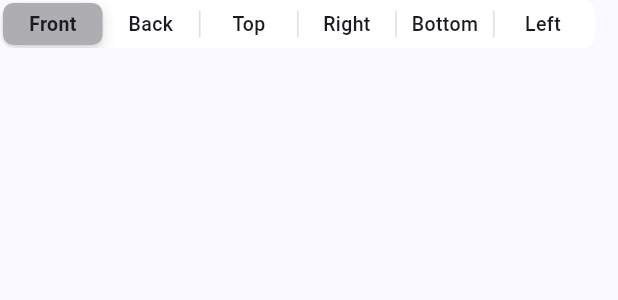
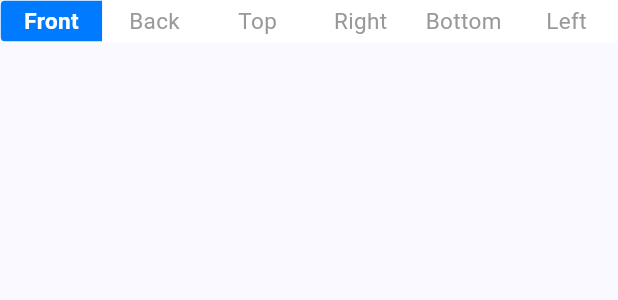
Before and after one commit to ChongWeiJie29/james2024, a Flutter app: the ScanCameraStateButton widget shown alone on an empty page, opened directly with empty values, on a phone screen of 412 x 824 dp. Shown: the top 300 px of the screen. Run offline on Flutter 3.47's test engine with Material 3 defaults, Android fonts, the phone set to English and light mode, and no system bars; our stand-ins replace camera, flutter_dotenv; missing offline and left inert: flutter_exif_rotation.

Commit message:
improve state navbar to force users to take angles in order

```diff
--- a/lib/change_notifiers/captured_images_notifiers.dart
+++ b/lib/change_notifiers/captured_images_notifiers.dart
@@ -1,24 +1,34 @@
 import 'package:camera/camera.dart';
 import 'package:flutter/cupertino.dart';
+import 'package:james2024/pages/scan/scan_common.dart';
 
 class CapturedImagesNotifiers extends ChangeNotifier {
   final List<XFile> _capturedImages = [];
+  final Set<String> _anglesTaken = {};
 
   List<XFile> get capturedImages => _capturedImages;
+  Set<String> get anglesTaken => _anglesTaken;
 
   void addCapturedImages(int index, XFile capturedImage) {
     if (index > _capturedImages.length) return;
 
     if (index == _capturedImages.length) {
       _capturedImages.add(capturedImage);
+      _anglesTaken.add(phoneAngles[index]);
     } else {
       _capturedImages[index] = capturedImage;
     }
     notifyListeners();
   }
 
+  void addAngleTaken(String angle) {
+    _anglesTaken.add(angle);
+    notifyListeners();
+  }
+
   void clearImages() {
     _capturedImages.clear();
+    _anglesTaken.clear();
     notifyListeners();
   }
 }
--- a/lib/pages/scan/scan_camera_body/scan_camera_control_panel/scan_camera_state_button.dart
+++ b/lib/pages/scan/scan_camera_body/scan_camera_control_panel/scan_camera_state_button.dart
@@ -1,5 +1,7 @@
 import 'package:flutter/cupertino.dart';
+import 'package:james2024/change_notifiers/captured_images_notifiers.dart';
 import 'package:james2024/pages/scan/scan_common.dart';
+import 'package:provider/provider.dart';
 
 class ScanCameraStateButton extends StatefulWidget {
   const ScanCameraStateButton({
@@ -17,24 +19,54 @@ class ScanCameraStateButton extends StatefulWidget {
 
 class _ScanCameraStateButton extends State<ScanCameraStateButton> {
   final Map<String, int> _angleToIndex = {
-    for (String angle in phoneAngles) angle : phoneAngles.indexOf(angle)
+    for (String angle in phoneAngles) angle: phoneAngles.indexOf(angle)
   };
+
   int get _phoneAngleState => widget.phoneAngleState;
 
   @override
   Widget build(BuildContext context) {
-    return CupertinoSlidingSegmentedControl(
-      backgroundColor: CupertinoColors.systemBackground.resolveFrom(context),
-      thumbColor: CupertinoColors.systemGrey2,
+    return Consumer<CapturedImagesNotifiers>(
+        builder: (context, capturedImagesNotifier, child) {
+      capturedImagesNotifier.addAngleTaken(phoneAngles[_phoneAngleState]);
+      return Container(
+        padding: EdgeInsets.zero,
+        width: MediaQuery.of(context).size.width,
+        child: CupertinoSegmentedControl(
+          padding: EdgeInsets.zero,
+          pressedColor: CupertinoColors.systemBackground.resolveFrom(context),
+          borderColor: CupertinoColors.systemBackground.resolveFrom(context),
+          // selectedColor: CupertinoColors.systemGrey5,
           groupValue: phoneAngles[_phoneAngleState],
-      children: <String, Text>{
-        for (String angle in phoneAngles) angle : Text(angle)
+          children: <String, Container>{
+            for (String angle in phoneAngles)
+              angle: Container(
+                margin: const EdgeInsets.symmetric(horizontal: 6),
+                padding: EdgeInsets.zero,
+                child: Text(
+                  angle,
+                  softWrap: false,
+                  style: TextStyle(
+                    fontSize: 15,
+                    fontWeight:
+                        capturedImagesNotifier.anglesTaken.contains(angle)
+                            ? FontWeight.bold
+                            : FontWeight.normal,
+                    color: capturedImagesNotifier.anglesTaken.contains(angle)
+                        ? CupertinoColors.white
+                        : CupertinoColors.inactiveGray,
+                  ),
+                ),
+              )
           },
           onValueChanged: (String? newValue) {
-        if (newValue != null) {
+            if (newValue != null &&
+                capturedImagesNotifier.anglesTaken.contains(newValue)) {
               widget.updatePhoneAngleState(_angleToIndex[newValue]!);
             }
           },
+        ),
       );
+    });
   }
 }
--- a/lib/pages/scan/scan_camera_body/scan_camera_main_body.dart
+++ b/lib/pages/scan/scan_camera_body/scan_camera_main_body.dart
@@ -43,6 +43,7 @@ class _ScanCameraMainBody extends State<ScanCameraMainBody> {
           phoneAngleState: _phoneAngleState,
           updatePhoneAngleState: _updatePhoneAngle,
         ),
+        const SizedBox(height: 0, width: 0),
         ScanCameraCaptureButton(
           phoneAngleState: _phoneAngleState,
           updatePhoneAngleState: _updatePhoneAngle,
@@ -50,7 +51,7 @@ class _ScanCameraMainBody extends State<ScanCameraMainBody> {
           controller: widget.controller,
           isLoading: _isLoading,
         ),
-        const SizedBox(height: 10),
+        const SizedBox(height: 0, width: 0),
       ]
     );
   }
```
Lines whose indentation alone changed are shown as unchanged.
